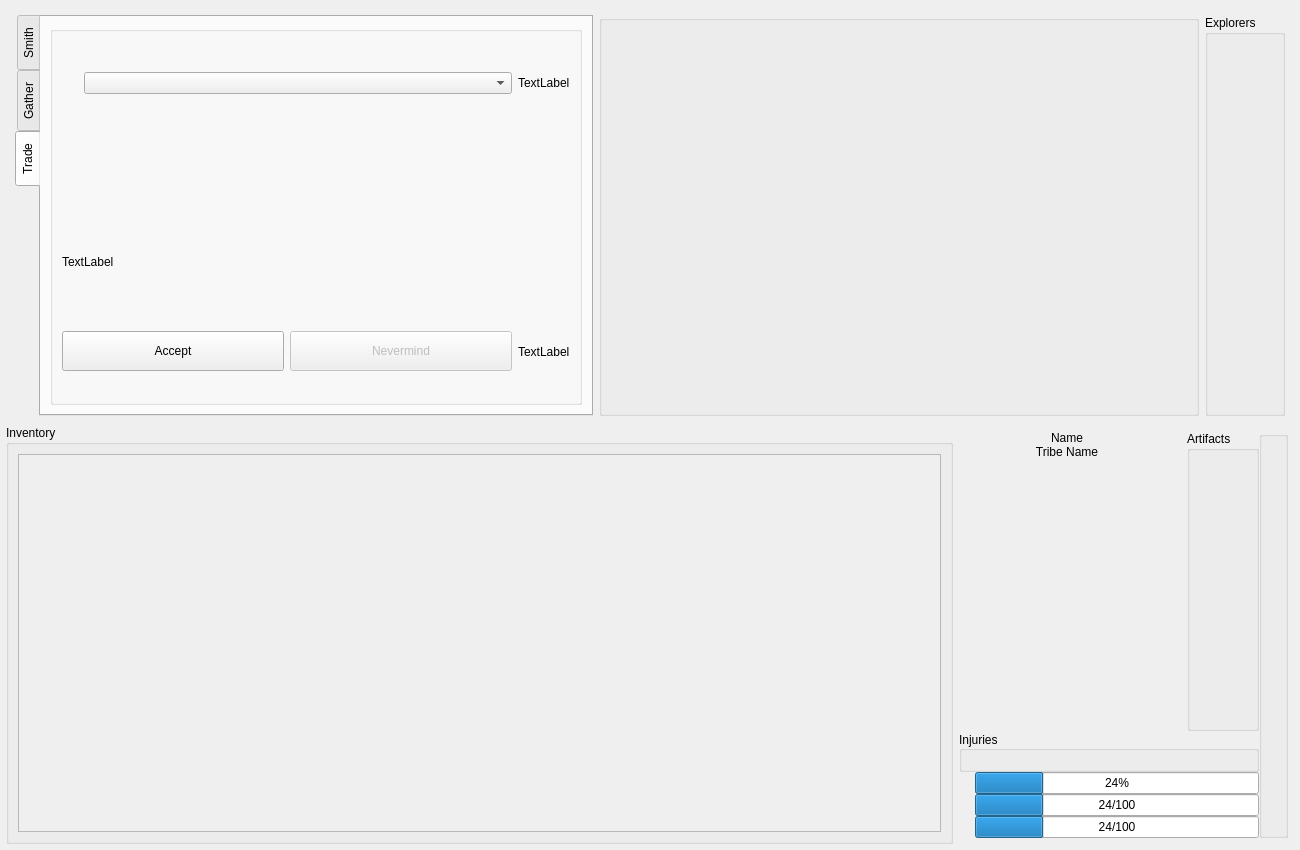
The window that assets/ui/main.ui (pierce-smith1/aor) describes before a commit, drawn with Qt 5.
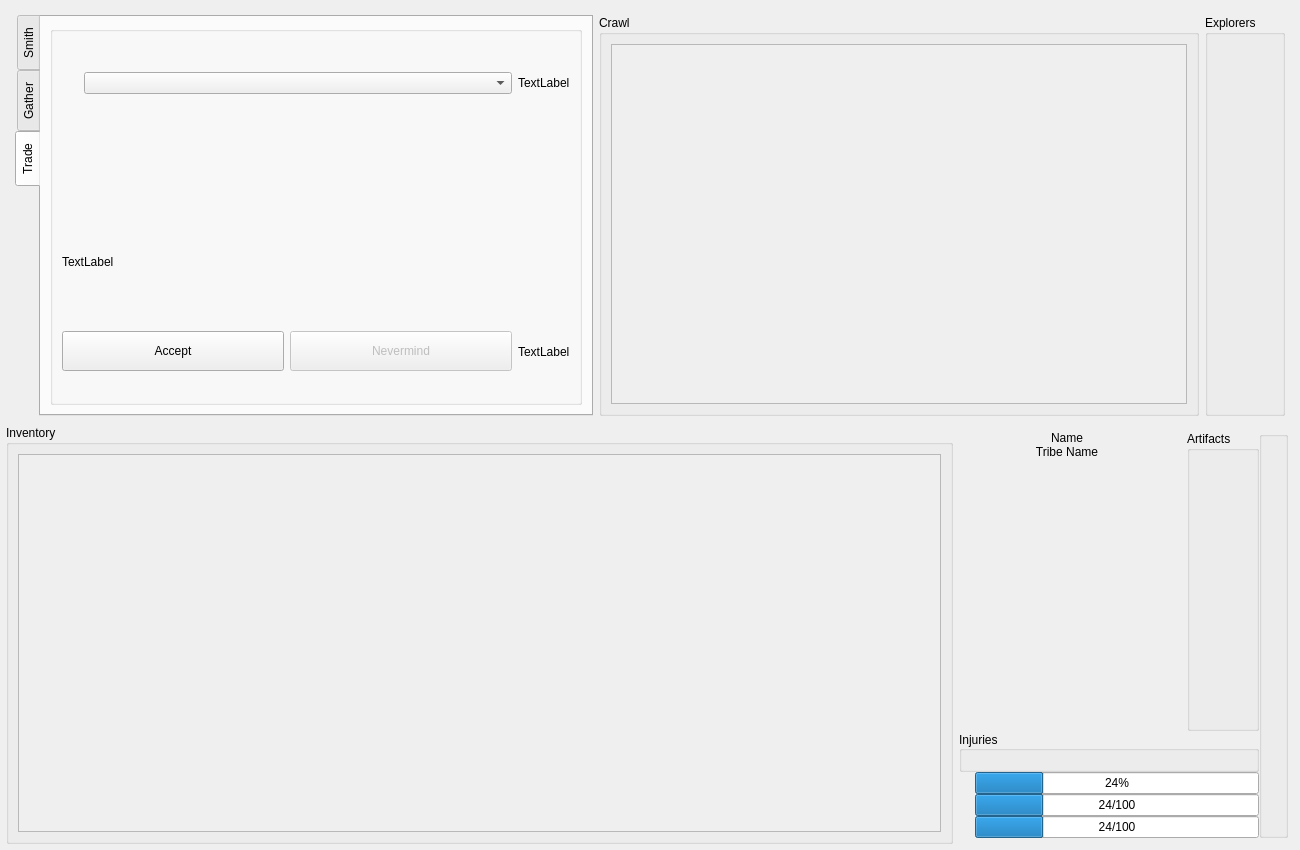
The same window after the commit. Icons and pictures are not drawn.

What changed in the file:
```diff
--- a/assets/ui/main.ui
+++ b/assets/ui/main.ui
@@ -785,8 +785,28 @@
              </size>
             </property>
             <property name="title">
-             <string/>
+             <string>Crawl</string>
             </property>
+            <layout class="QHBoxLayout" name="horizontalLayout_5">
+             <item>
+              <widget class="QScrollArea" name="crawl_area">
+               <property name="widgetResizable">
+                <bool>true</bool>
+               </property>
+               <widget class="QWidget" name="crawl_contents">
+                <property name="geometry">
+                 <rect>
+                  <x>0</x>
+                  <y>0</y>
+                  <width>580</width>
+                  <height>334</height>
+                 </rect>
+                </property>
+                <layout class="QHBoxLayout" name="horizontalLayout_7"/>
+               </widget>
+              </widget>
+             </item>
+            </layout>
            </widget>
           </item>
           <item>
```
